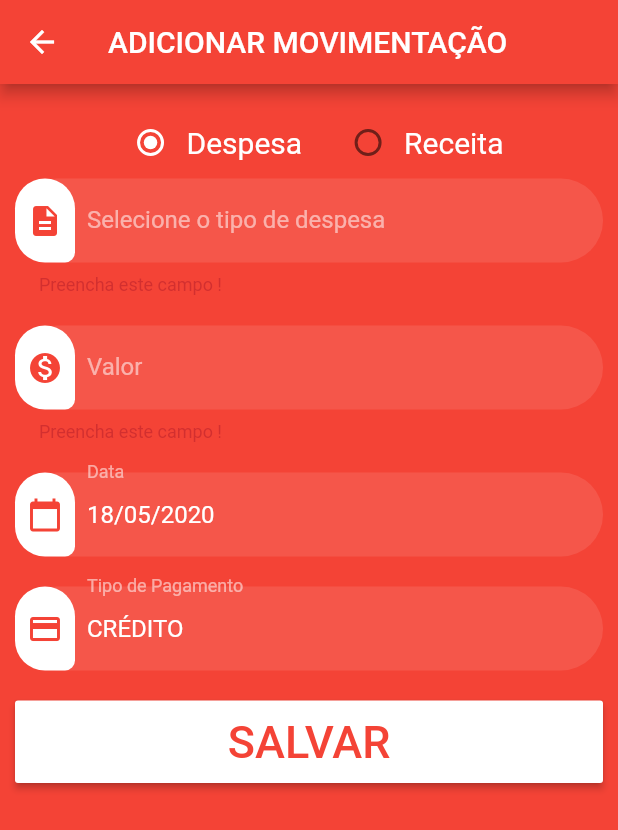
After one commit to wendlerRamos/controlegastos-app, a Flutter app: the AddMovimentationScreen screen opened directly, after a tap on "SALVAR", on a phone screen of 412 x 824 dp. The commit adds this screen. Shown: the top 830 px of the screen. Run offline on Flutter 3.47's test engine with Material 2 defaults, Android fonts, the phone set to English and light mode, and no system bars; our stand-ins replace charts_flutter.

Commit message:
Implementation of register movimentation screen ( without select)

```diff
--- a/lib/home.dart
+++ b/lib/home.dart
@@ -1,4 +1,5 @@
 import 'package:controlegastos/screens/auth/login.dart';
+import 'package:controlegastos/screens/home/add_movimentation_screen.dart';
 import 'package:controlegastos/screens/home/dash.dart';
 import 'package:flutter/material.dart';
 import 'dart:async';
@@ -32,6 +33,14 @@ class _HomePageState extends State<HomePage> {
         title: Text('CONTROLE DE GASTOS'),
         backgroundColor: _colorBlue,
         actions: <Widget>[
+          IconButton(
+            icon: const Icon(Icons.add_circle),
+            tooltip: 'Adicionar',
+            onPressed: () {
+              Navigator.of(context).push(MaterialPageRoute(
+                  builder: (context) => AddMovimentationScreen()));
+            },
+          ),
           IconButton(
             icon: const Icon(Icons.exit_to_app),
             tooltip: 'Sair',
--- /dev/null
+++ b/lib/screens/home/add_movimentation_screen.dart
@@ -0,0 +1,244 @@
+import 'package:flutter/material.dart';
+import 'package:intl/intl.dart';
+
+class AddMovimentationScreen extends StatefulWidget {
+  @override
+  _AddMovimentationScreenState createState() => _AddMovimentationScreenState();
+}
+
+enum MovimentationType { receita, despesa }
+
+class _AddMovimentationScreenState extends State<AddMovimentationScreen> {
+  final Color _colorBlue = Color.fromARGB(255, 3, 40, 80);
+  Color _backgroundColor = Colors.green;
+  final _formKey = GlobalKey<FormState>();
+  MovimentationType _character = MovimentationType.despesa;
+  String formattedDate = DateFormat('dd/MM/yyyy').format(DateTime.now());
+    final GlobalKey<ScaffoldState> _scaffoldKey = GlobalKey<ScaffoldState>();
+
+
+  @override
+  Widget build(BuildContext context) {
+    if (_character == MovimentationType.despesa) {
+      _backgroundColor = Colors.red;
+    } else {
+      _backgroundColor = Colors.green;
+    }
+    return Scaffold(
+      key: _scaffoldKey,
+      appBar: AppBar(
+        backgroundColor: _backgroundColor,
+        title: Text('ADICIONAR MOVIMENTAÇÃO'),
+        actions: <Widget>[],
+      ),
+      body: Container(
+        color: _backgroundColor,
+        padding: EdgeInsets.only(top: 15.0, left: 10.0, right: 10.0),
+        child: Form(
+            key: _formKey,
+            child: ListView(
+              children: <Widget>[
+                Row(
+                  mainAxisAlignment: MainAxisAlignment.center,
+                  children: <Widget>[
+                    Radio(
+                      activeColor: Colors.white,
+                      value: MovimentationType.despesa,
+                      groupValue: _character,
+                      onChanged: (MovimentationType value) {
+                        setState(() {
+                          _character = value;
+                        });
+                      },
+                    ),
+                    Text('Despesa',
+                        style: TextStyle(
+                          fontSize: 20.0,
+                          color: Colors.white,
+                        )),
+                    SizedBox(
+                      width: 20.0,
+                    ),
+                    Radio(
+                      activeColor: Colors.white,
+                      value: MovimentationType.receita,
+                      groupValue: _character,
+                      onChanged: (MovimentationType value) {
+                        setState(() {
+                          _character = value;
+                        });
+                      },
+                    ),
+                    Text(
+                      'Receita',
+                      style: TextStyle(fontSize: 20.0, color: Colors.white),
+                    ),
+                  ],
+                ),
+                TextFormField(
+                  style: TextStyle(color: Colors.white),
+                  decoration: InputDecoration(
+                    contentPadding: const EdgeInsets.all(16.0),
+                    prefixIcon: Container(
+                        padding: const EdgeInsets.only(top: 16.0, bottom: 16.0),
+                        margin: const EdgeInsets.only(right: 8.0),
+                        decoration: BoxDecoration(
+                            color: Colors.white,
+                            borderRadius: BorderRadius.only(
+                                topLeft: Radius.circular(30.0),
+                                bottomLeft: Radius.circular(30.0),
+                                topRight: Radius.circular(30.0),
+                                bottomRight: Radius.circular(10.0))),
+                        child: Icon(
+                          Icons.description,
+                          color: _backgroundColor,
+                        )),
+                    labelText: "Selecione o tipo de despesa",
+                    labelStyle: TextStyle(color: Colors.white54),
+                    border: OutlineInputBorder(
+                        borderRadius: BorderRadius.circular(30.0),
+                        borderSide: BorderSide.none),
+                    filled: true,
+                    fillColor: Colors.white.withOpacity(0.1),
+                  ),
+                  validator: (value) {
+                    if (value.isEmpty) {
+                      return 'Preencha este campo !';
+                    }
+                    return null;
+                  },
+                ),
+                SizedBox(height: 20.0,),
+                TextFormField(
+                  keyboardType: TextInputType.number,
+                  style: TextStyle(color: Colors.white),
+                  decoration: InputDecoration(
+                    contentPadding: const EdgeInsets.all(16.0),
+                    prefixIcon: Container(
+                        padding: const EdgeInsets.only(top: 16.0, bottom: 16.0),
+                        margin: const EdgeInsets.only(right: 8.0),
+                        decoration: BoxDecoration(
+                            color: Colors.white,
+                            borderRadius: BorderRadius.only(
+                                topLeft: Radius.circular(30.0),
+                                bottomLeft: Radius.circular(30.0),
+                                topRight: Radius.circular(30.0),
+                                bottomRight: Radius.circular(10.0))),
+                        child: Icon(
+                          Icons.monetization_on,
+                          color: _backgroundColor,
+                        )),
+                    labelText: "Valor",
+                    labelStyle: TextStyle(color: Colors.white54),
+                    border: OutlineInputBorder(
+                        borderRadius: BorderRadius.circular(30.0),
+                        borderSide: BorderSide.none),
+                    filled: true,
+                    fillColor: Colors.white.withOpacity(0.1),
+                  ),
+                  validator: (value) {
+                    if (value.isEmpty) {
+                      return 'Preencha este campo !';
+                    }
+                    return null;
+                  },
+                ),
+                SizedBox(height: 20.0,),
+                TextFormField(
+                  initialValue: formattedDate,
+                  keyboardType: TextInputType.datetime,
+                  style: TextStyle(color: Colors.white),
+                  decoration: InputDecoration(
+                    contentPadding: const EdgeInsets.all(16.0),
+                    prefixIcon: Container(
+                        padding: const EdgeInsets.only(top: 16.0, bottom: 16.0),
+                        margin: const EdgeInsets.only(right: 8.0),
+                        decoration: BoxDecoration(
+                            color: Colors.white,
+                            borderRadius: BorderRadius.only(
+                                topLeft: Radius.circular(30.0),
+                                bottomLeft: Radius.circular(30.0),
+                                topRight: Radius.circular(30.0),
+                                bottomRight: Radius.circular(10.0))),
+                        child: Icon(
+                          Icons.calendar_today,
+                          color: _backgroundColor,
+                        )),
+                    labelText: "Data",
+                    labelStyle: TextStyle(color: Colors.white54),
+                    border: OutlineInputBorder(
+                        borderRadius: BorderRadius.circular(30.0),
+                        borderSide: BorderSide.none),
+                    filled: true,
+                    fillColor: Colors.white.withOpacity(0.1),
+                  ),
+                  validator: (value) {
+                    if (value.isEmpty) {
+                      return 'Preencha este campo !';
+                    }
+                    return null;
+                  },
+                ),
+                SizedBox(height: 20.0,),
+                TextFormField(
+                  initialValue: "CRÉDITO",
+                  style: TextStyle(color: Colors.white),
+                  decoration: InputDecoration(
+                    contentPadding: const EdgeInsets.all(16.0),
+                    prefixIcon: Container(
+                        padding: const EdgeInsets.only(top: 16.0, bottom: 16.0),
+                        margin: const EdgeInsets.only(right: 8.0),
+                        decoration: BoxDecoration(
+                            color: Colors.white,
+                            borderRadius: BorderRadius.only(
+                                topLeft: Radius.circular(30.0),
+                                bottomLeft: Radius.circular(30.0),
+                                topRight: Radius.circular(30.0),
+                                bottomRight: Radius.circular(10.0))),
+                        child: Icon(
+                          Icons.payment,
+                          color: _backgroundColor,
+                        )),
+                    labelText: "Tipo de Pagamento",
+                    labelStyle: TextStyle(color: Colors.white54),
+                    border: OutlineInputBorder(
+                        borderRadius: BorderRadius.circular(30.0),
+                        borderSide: BorderSide.none),
+                    filled: true,
+                    fillColor: Colors.white.withOpacity(0.1),
+                  ),
+                  validator: (value) {
+                    if (value.isEmpty) {
+                      return 'Preencha este campo !';
+                    }
+                    return null;
+                  },
+                ),
+                SizedBox(height: 20.0,),
+                Row(
+                  children: <Widget>[
+                    Expanded(
+                      child: RaisedButton(
+                        padding: EdgeInsets.all(10.0),
+                        color: Colors.white,
+                        onPressed: () {
+                          // Validate returns true if the form is valid, otherwise false.
+                          if (_formKey.currentState.validate()) {
+                            // If the form is valid, display a snackbar. In the real world,
+                            // you'd often call a server or save the information in a database.
+
+                            Scaffold.of(context).showSnackBar(
+                                SnackBar(content: Text('Processando ... ')));
+                          }
+                        },
+                        child: Text('SALVAR', style: TextStyle(color: _backgroundColor, fontSize: 30.0),),
+                      ),
+                    ),
+                  ],
+                ),
+              ],
+            )),
+      ),
+    );
+  }
+}
```
